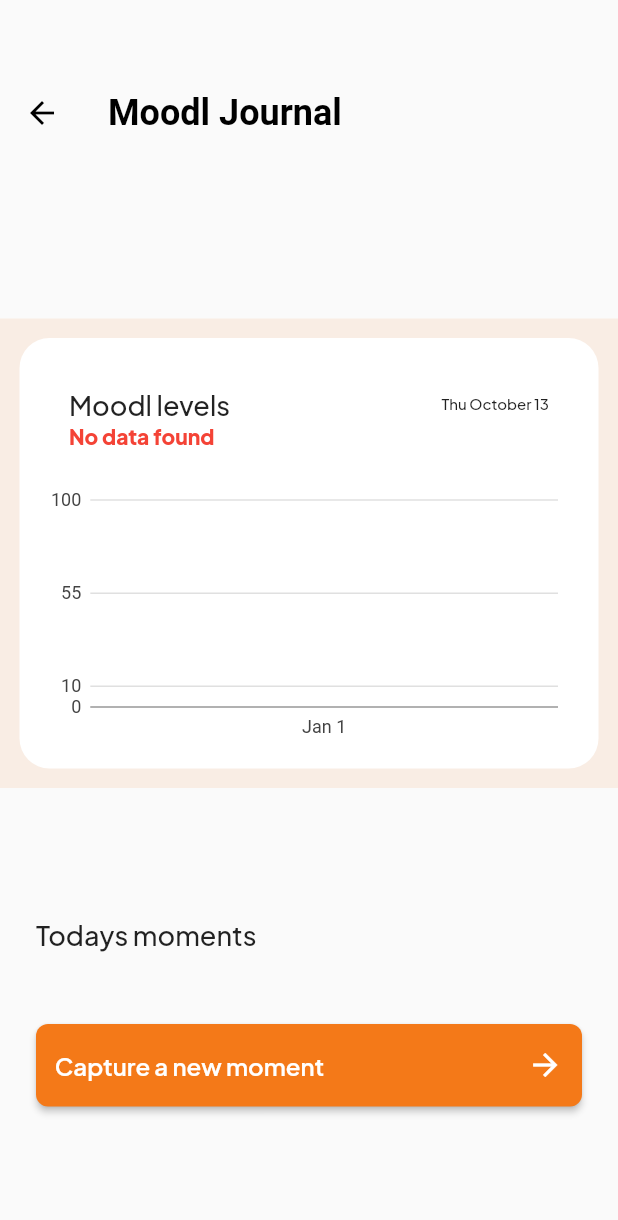
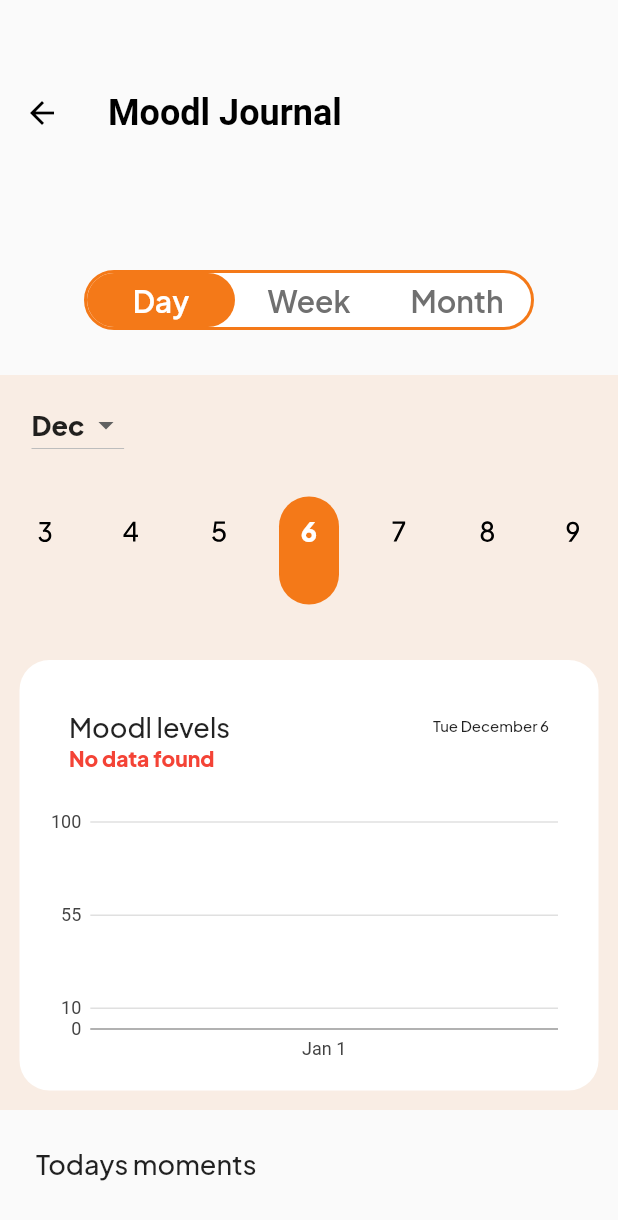
Before and after one commit to dirkzon/Moodlet, a Flutter app: the JournalScreen screen opened directly, on a phone screen of 412 x 824 dp. Shown: the top 1220 px of the screen. Run offline on Flutter 3.47's test engine with Material 2 defaults, Android fonts, the phone set to English and light mode, and no system bars; our stand-ins replace charts_flutter, flutter_blue, hive, hive_flutter; missing offline and left inert: cron; accounts and stored records are empty.

Commit message:
added day, month & timeframe selectors

```diff
--- /dev/null
+++ b/lib/pages/common_components/horizontal_number_picker.dart
@@ -0,0 +1,83 @@
+import 'package:flutter/material.dart';
+
+class HorizontalNumberPicker extends StatefulWidget {
+  final ValueChanged<int?>? onChanged;
+  final int count;
+  final int selected;
+
+  const HorizontalNumberPicker(
+      {super.key, this.onChanged, required this.count, required this.selected});
+
+  @override
+  _HorizontalNumberPickerState createState() => _HorizontalNumberPickerState();
+}
+
+class _HorizontalNumberPickerState extends State<HorizontalNumberPicker> {
+  late int scrollSelected;
+  double itemWidth = 60.0;
+
+  @override
+  void initState() {
+    super.initState();
+    _updateScroll(widget.selected);
+  }
+
+  _updateScroll(int x) {
+    setState(() {
+      scrollSelected = x;
+    });
+  }
+
+  _updateSelected(int x) {
+    if (x == scrollSelected) {
+      widget.onChanged!(x + 1);
+    }
+  }
+
+  @override
+  Widget build(BuildContext context) {
+    return Container(
+      height: 120,
+      margin: const EdgeInsets.all(0),
+      padding: const EdgeInsets.all(0),
+      child: RotatedBox(
+          quarterTurns: -1,
+          child: ListWheelScrollView(
+            diameterRatio: 10,
+            onSelectedItemChanged: (x) => _updateScroll(x),
+            controller:
+                FixedExtentScrollController(initialItem: scrollSelected),
+            itemExtent: itemWidth,
+            children: List.generate(
+                widget.count,
+                (x) => RotatedBox(
+                    quarterTurns: 1,
+                    child: Container(
+                        margin: const EdgeInsets.only(left: 10, right: 10),
+                        child: AnimatedContainer(
+                            onEnd: () => _updateSelected(x),
+                            padding: const EdgeInsets.only(top: 11),
+                            duration: const Duration(milliseconds: 500),
+                            height: 72,
+                            alignment: Alignment.topCenter,
+                            decoration: BoxDecoration(
+                              borderRadius: BorderRadius.circular(50),
+                              color: x == scrollSelected
+                                  ? const Color(0xffF47918)
+                                  : Colors.transparent,
+                            ),
+                            child: Text(
+                              '${x + 1}',
+                              style: TextStyle(
+                                  fontSize: 18,
+                                  fontWeight: x == scrollSelected
+                                      ? FontWeight.w700
+                                      : FontWeight.w500,
+                                  color: x == scrollSelected
+                                      ? Colors.white
+                                      : Colors.black),
+                            ))))),
+          )),
+    );
+  }
+}
--- /dev/null
+++ b/lib/pages/common_components/month_selector.dart
@@ -0,0 +1,60 @@
+import 'package:flutter/material.dart';
+
+class MonthSelector extends StatefulWidget {
+  int currentMonth;
+  final ValueChanged<int?>? onChanged;
+
+  MonthSelector(this.currentMonth, this.onChanged, {super.key});
+
+  @override
+  _MonthSelectorState createState() => _MonthSelectorState();
+}
+
+class _MonthSelectorState extends State<MonthSelector> {
+  late int selectedMonth;
+
+  @override
+  void initState() {
+    super.initState();
+    selectedMonth = widget.currentMonth - 1;
+  }
+
+  _updateMonth(int x) {
+    setState(() {
+      selectedMonth = x;
+      widget.onChanged!(selectedMonth + 1);
+    });
+  }
+
+  final List months = [
+    "Jan",
+    "Feb",
+    "Mar",
+    "Apr",
+    "May",
+    "Jun",
+    "Jul",
+    "Aug",
+    "Sep",
+    "Oct",
+    "Nov",
+    "Dec"
+  ];
+
+  @override
+  Widget build(BuildContext context) {
+    return DropdownButton(
+      value: months[selectedMonth],
+      items: List.generate(
+          widget.currentMonth,
+          (x) => DropdownMenuItem(
+              value: months[x],
+              child: Text(
+                months[x],
+                style:
+                    const TextStyle(fontSize: 18, fontWeight: FontWeight.w700),
+              ))),
+      onChanged: (value) => _updateMonth(months.indexOf(value)),
+    );
+  }
+}
--- /dev/null
+++ b/lib/pages/common_components/timeframe_slector.dart
@@ -0,0 +1,66 @@
+import 'package:flutter/material.dart';
+
+class TimeFrameSelector extends StatefulWidget {
+  final ValueChanged<String?>? onChanged;
+
+  const TimeFrameSelector(this.onChanged, {super.key});
+
+  @override
+  _TimeFrameSelectorState createState() => _TimeFrameSelectorState();
+}
+
+class _TimeFrameSelectorState extends State<TimeFrameSelector> {
+  List timeFrames = ['Day', 'Week', 'Month'];
+
+  String selected = "Day";
+
+  _setTimeFrame(String t) {
+    setState(() {
+      selected = t;
+    });
+    widget.onChanged!(t);
+  }
+
+  @override
+  Widget build(BuildContext context) {
+    return Container(
+      margin: const EdgeInsets.all(30),
+      height: 40,
+      width: 300,
+      decoration: BoxDecoration(
+        color: Colors.white,
+        borderRadius: BorderRadius.circular(50),
+        border: Border.all(
+          color: const Color(0xffF47918),
+          width: 2,
+        ),
+      ),
+      child: Row(
+        children: List.generate(
+            3,
+            (i) => Expanded(
+                    child: ElevatedButton(
+                  style: ButtonStyle(
+                      backgroundColor: MaterialStateProperty.all(
+                          timeFrames[i] == selected
+                              ? const Color(0xffF47918)
+                              : Colors.transparent),
+                      shadowColor:
+                          MaterialStateProperty.all(Colors.transparent),
+                      shape: MaterialStateProperty.all(RoundedRectangleBorder(
+                          borderRadius: BorderRadius.circular(50))),
+                      minimumSize:
+                          MaterialStateProperty.all(const Size(40, 100))),
+                  onPressed: () => _setTimeFrame(timeFrames[i]),
+                  child: Text(
+                    '${timeFrames[i]}',
+                    style: TextStyle(
+                        color: timeFrames[i] == selected
+                            ? Colors.white
+                            : const Color(0xff707070)),
+                  ),
+                ))),
+      ),
+    );
+  }
+}
--- a/lib/pages/journal_page/journal_screen.dart
+++ b/lib/pages/journal_page/journal_screen.dart
@@ -1,8 +1,11 @@
+import 'package:bletest/pages/common_components/horizontal_number_picker.dart';
 import 'package:flutter/material.dart';
 import 'package:provider/provider.dart';
 
 import '../../comms/hive/adaptors/hiveEntryRepository.dart';
 import '../common_components/chart.dart';
+import '../common_components/month_selector.dart';
+import '../common_components/timeframe_slector.dart';
 
 class JournalScreen extends StatefulWidget {
   const JournalScreen({super.key});
@@ -14,6 +17,46 @@ class JournalScreen extends StatefulWidget {
 class _JournalScreenState extends State<JournalScreen> {
   DateTime start = DateTime.now();
   DateTime end = DateTime.now().add(const Duration(days: 1));
+
+  late int daysInMonth;
+  Duration timeFrame = const Duration(days: 1);
+
+  @override
+  void initState() {
+    super.initState();
+    daysInMonth = DateUtils.getDaysInMonth(start.year, start.month);
+  }
+
+  _setMonth(int m) {
+    setState(() {
+      start = DateTime(start.year, m, start.day);
+      daysInMonth = DateUtils.getDaysInMonth(start.year, start.month);
+    });
+  }
+
+  _setDay(int d) {
+    setState(() {
+      start = DateTime(start.year, start.month, d);
+      end = start.add(timeFrame);
+    });
+  }
+
+  _setTimeFrame(String t) {
+    setState(() {
+      switch (t) {
+        case "Day":
+          timeFrame = const Duration(days: 1);
+          break;
+        case "Week":
+          timeFrame = const Duration(days: 7);
+          break;
+        case "Month":
+          timeFrame = Duration(days: daysInMonth);
+          break;
+      }
+    });
+  }
+
   @override
   Widget build(BuildContext context) {
     HiveEntryRepository entry = Provider.of<HiveEntryRepository>(context);
@@ -28,17 +71,28 @@ class _JournalScreenState extends State<JournalScreen> {
                 title: const Text('Moodl Journal'),
                 backgroundColor: Colors.transparent,
               ),
+              TimeFrameSelector(((value) => _setTimeFrame(value!))),
               const Spacer(),
               Container(
                 color: const Color.fromARGB(25, 244, 119, 24),
                 child: Column(
                   children: [
+                    Container(
+                        margin: const EdgeInsets.only(left: 21, top: 9),
+                        child: Row(
+                          mainAxisAlignment: MainAxisAlignment.start,
+                          children: [
+                            MonthSelector(
+                                start.month, (value) => _setMonth(value!)),
+                          ],
+                        )),
+                    HorizontalNumberPicker(
+                      selected: start.day - 1,
+                      count: daysInMonth,
+                      onChanged: (value) => _setDay(value!),
+                    ),
                     MoodChart(
-                        entry.getEntries(DateTime.parse("2022-10-13"),
-                            DateTime.parse("2022-10-14")),
-                        DateTime.parse("2022-10-13"),
-                        (DateTime.parse("2022-10-14")),
-                        Colors.white),
+                        entry.getEntries(start, end), start, end, Colors.white),
                   ],
                 ),
               ),
--- a/pubspec.yaml
+++ b/pubspec.yaml
@@ -44,6 +44,7 @@ dependencies:
   intl: ^0.17.0
   charts_flutter: ^0.12.0
   cron: ^0.5.1
+  list_wheel_scroll_view_x: ^0.0.2
 
 
 dev_dependencies:
```
Also changed, not shown: pubspec.lock.
